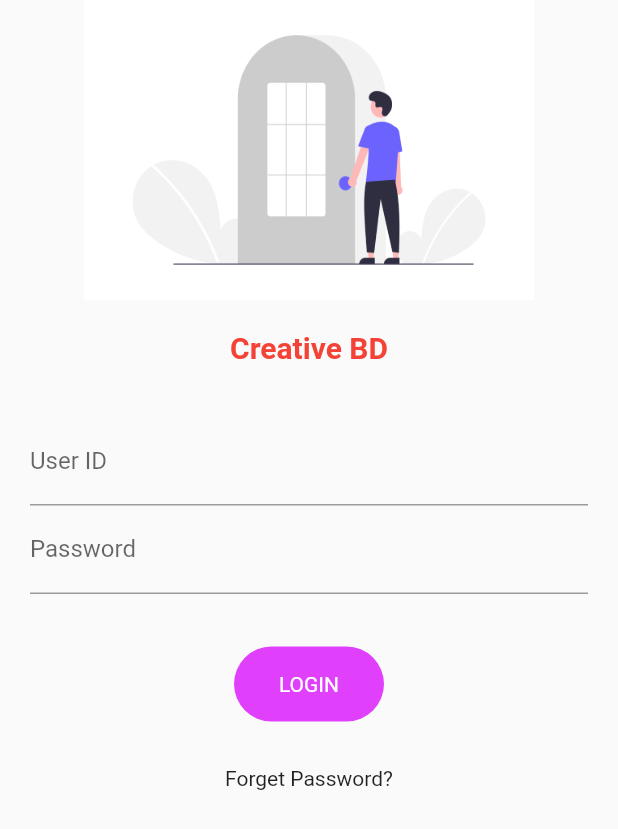
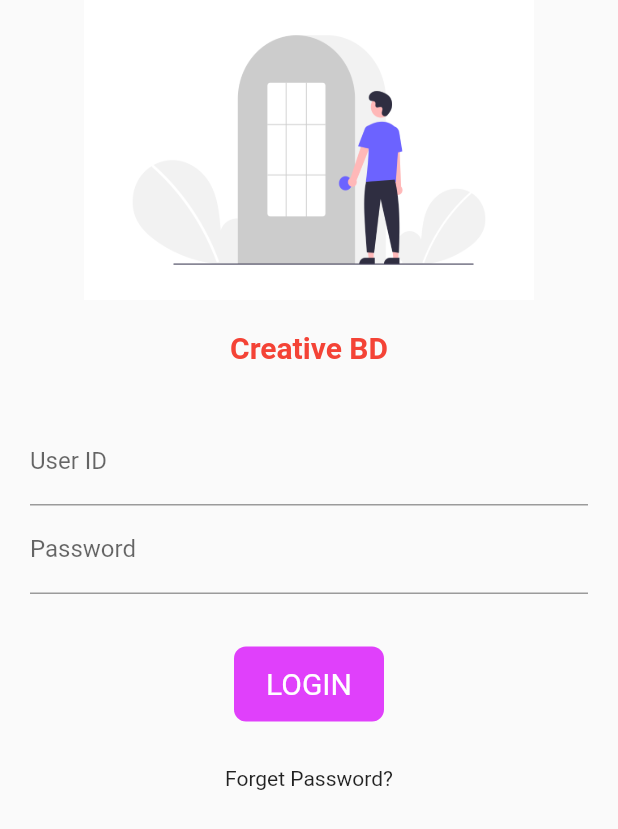
Before and after one commit to noyon103/flutter_103, a Flutter app: the screen it shows after launch, on a phone screen of 412 x 824 dp. Shown: the top 829 px of the screen. Run offline on Flutter 3.47's test engine with Material 2 defaults, Android fonts, the phone set to English and light mode, and no system bars; our stand-ins replace google_fonts.

Commit message:
day7 comlete

```diff
--- a/lib/pages/loginpage.dart
+++ b/lib/pages/loginpage.dart
@@ -1,12 +1,21 @@
 import 'package:flutter/material.dart';
 import 'package:nayan/pages/routes.dart';
 
-class LoginPage extends StatelessWidget {
+class LoginPage extends StatefulWidget {
   const LoginPage({Key? key}) : super(key: key);
+
+  @override
+  State<LoginPage> createState() => _LoginPageState();
+}
+
+class _LoginPageState extends State<LoginPage> {
+  String name = "";
+  bool changeButton = false;
 
   @override
   Widget build(BuildContext context) {
     return Material(
+      child: SingleChildScrollView(
         child: Column(
           children: [
             SizedBox(
@@ -52,19 +61,31 @@
             ),
 
             InkWell(
-            onTap: () {
+              onTap: () async {
+                setState(() {
+                  changeButton = true;
+                });
+                await Future.delayed(Duration(seconds: 1));
+
                 Navigator.pushNamed(context, MyRoutes.homeRoute);
               },
-            child: Container(
+              child: AnimatedContainer(
+                duration: Duration(seconds: 1),
                 width: 100,
                 height: 50,
                 alignment: Alignment.center,
-              child: Text(
+                child: changeButton
+                    ? Icon(
+                        Icons.done,
+                        color: Colors.white,
+                      )
+                    : Text(
                         "LOGIN",
-                style: TextStyle(color: Colors.white),
+                        style: TextStyle(color: Colors.white, fontSize: 20),
                       ),
                 decoration: BoxDecoration(
-                borderRadius: BorderRadius.circular(50),
+                  // shape: changeButton ? BoxShape.circle : BoxShape.rectangle,
+                  borderRadius: BorderRadius.circular(changeButton ? 30 : 8),
                   color: Colors.purpleAccent,
                 ),
               ),
@@ -83,6 +104,7 @@
             const Text("Forget Password?"),
           ],
         ),
+      ),
     );
   }
 }
```
Also changed, not shown: lib/pages/love.dart (added). Lines whose indentation alone changed are shown as unchanged.
